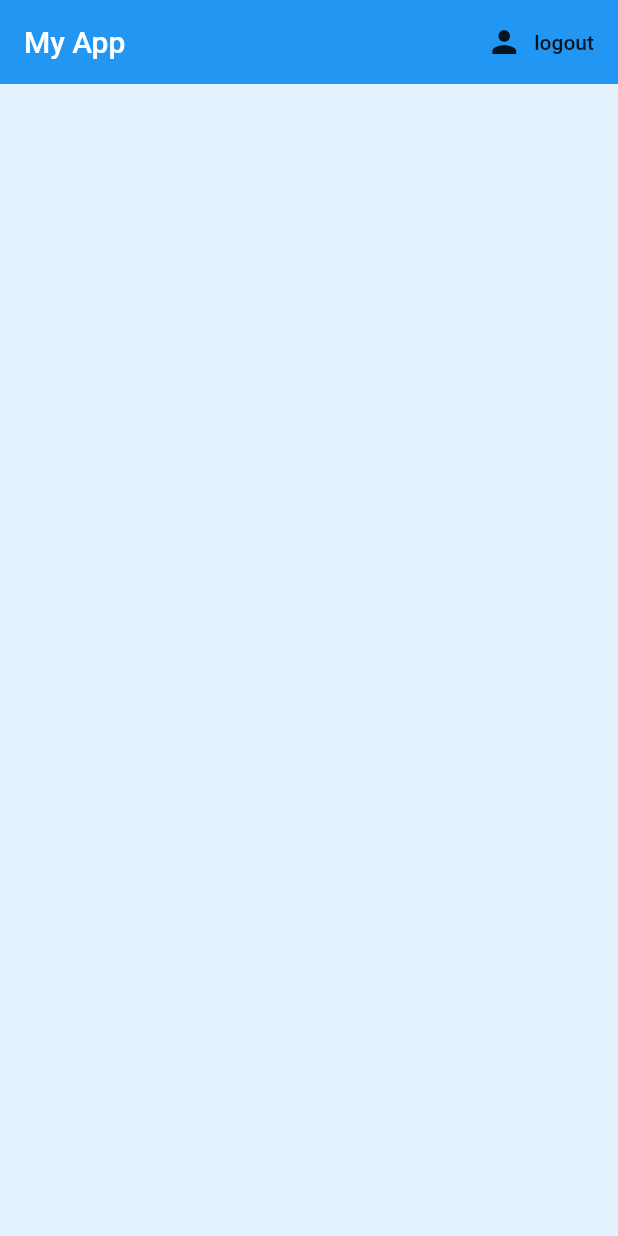
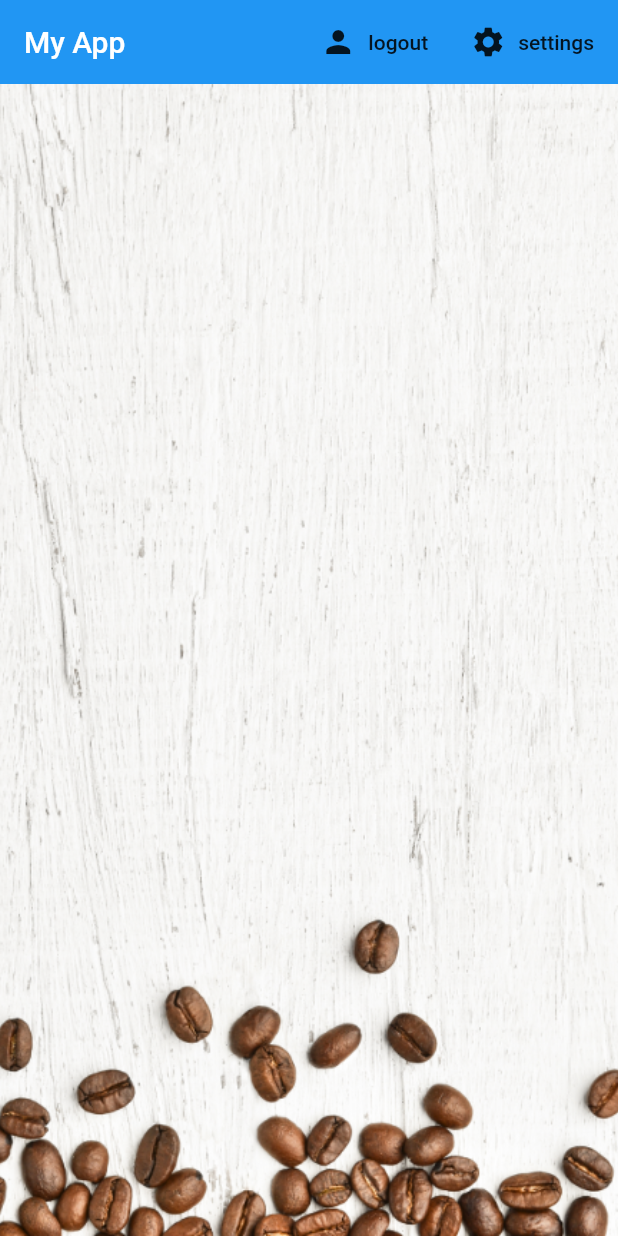
Before and after one commit to arhifisyant/myapp, a Flutter app: the screen it shows once a user with an empty profile is signed in, on a phone screen of 412 x 824 dp. Run offline on Flutter 3.47's test engine with Material 2 defaults, Android fonts, the phone set to English and light mode, and no system bars; our stand-ins replace cloud_firestore, firebase_auth, firebase_core, flutter_spinkit; accounts and stored records are empty.

```diff
--- /dev/null
+++ b/lib/models/brew.dart
@@ -0,0 +1,9 @@
+class Brew{
+  final String name;
+  final String sugars;
+  final int strength;
+
+  Brew({required this.name,required this.sugars,required this.strength});
+
+
+}
--- a/lib/models/user.dart
+++ b/lib/models/user.dart
@@ -1,7 +1,16 @@
 import 'package:firebase_auth/firebase_auth.dart';
 
 class MyUser {
-  final String? uid;
+  final String uid;
 
-  MyUser({this.uid});
+  MyUser({required this.uid});
 }
+
+class UserData{
+  final String uid;
+  final String name;
+  final String sugars;
+  final int strength;
+
+  UserData({required this.uid,required this.sugars, required this.strength, required this.name});
+}
--- /dev/null
+++ b/lib/screens/home/brew_list.dart
@@ -0,0 +1,35 @@
+import 'package:flutter/material.dart';
+import 'package:myapp/models/brew.dart';
+import 'package:provider/provider.dart';
+import 'package:myapp/screens/home/brew_tile.dart';
+
+class BrewList extends StatefulWidget {
+  const BrewList({Key? key}) : super(key: key);
+
+  @override
+  _BrewListState createState() => _BrewListState();
+}
+
+class _BrewListState extends State<BrewList> {
+  @override
+  Widget build(BuildContext context) {
+
+    final brews = Provider.of<List<Brew>>(context);
+    //print(brews!.docs);
+    //for (var doc in  brews!.docs){
+    // print(doc.data());
+    //}
+    brews.forEach((brew) {
+      print(brew.name);
+      print(brew.sugars);
+      print(brew.strength);
+    });
+
+    return ListView.builder(
+        itemCount: brews.length,
+        itemBuilder: (context,index){
+          return BrewTile(brew: brews[index]);
+
+        });
+  }
+}
--- a/lib/screens/home/home.dart
+++ b/lib/screens/home/home.dart
@@ -1,5 +1,12 @@
+import 'package:cloud_firestore/cloud_firestore.dart';
+import 'package:flutter/cupertino.dart';
 import 'package:flutter/material.dart';
+import 'package:myapp/models/brew.dart';
+import 'package:myapp/screens/home/brew_list.dart';
+import 'package:myapp/screens/home/setings_form.dart';
 import 'package:myapp/services/auth.dart';
+import 'package:myapp/services/database.dart';
+import 'package:provider/provider.dart';
 
 class Home extends StatelessWidget {
 //  const Home({Key? key}) : super(key: key);
@@ -8,7 +15,23 @@ class Home extends StatelessWidget {
 
   @override
   Widget build(BuildContext context) {
-    return Scaffold(
+    void _showSettingsPanel(){
+      showModalBottomSheet(context: context, builder: (context){
+        return Container(
+          padding: EdgeInsets.symmetric(vertical:20.0, horizontal: 60.0),
+          child: SettingsForm(),
+        );
+
+      });
+
+    }
+
+
+
+    return StreamProvider<List<Brew>>.value(
+      initialData: [],
+      value: DatabaseService(uid:'').brews,
+      child: Scaffold(
         backgroundColor: Colors.blue[50],
         appBar: AppBar(
           title: Text('My App'),
@@ -22,9 +45,23 @@ class Home extends StatelessWidget {
                 await _auth.signOut();
 
               },
-          )
+            ),
+            FlatButton.icon(
+                icon: Icon(Icons.settings),
+                label: Text('settings'),
+                onPressed: () => _showSettingsPanel()
+            ),
           ],
-      )
+        ),
+      body: Container(
+          decoration: BoxDecoration(
+            image : DecorationImage(
+              image : AssetImage('assets/coffee_bg.png'),
+              fit: BoxFit.cover,
+          ),
+          ),
+          child: BrewList()),
+      ),
     );
   }
 }
--- a/lib/services/auth.dart
+++ b/lib/services/auth.dart
@@ -1,5 +1,6 @@
 import 'package:firebase_auth/firebase_auth.dart';
 import 'package:myapp/models/user.dart';
+import 'package:myapp/services/database.dart';
 
 
 class AuthService{
@@ -51,6 +52,11 @@ class AuthService{
     try{
       UserCredential result = await _auth.createUserWithEmailAndPassword(email: email, password: password);
       User? user = result.user;
+
+      //create a new document for the user with uid
+      await DatabaseService(uid: user!.uid).updateUserData('0', 'new crew member', 100);
+
+
       return _userfromFirebase(user);
     } catch(e){
       print(e.toString());
--- a/pubspec.yaml
+++ b/pubspec.yaml
@@ -37,6 +37,7 @@ dependencies:
   firebase_auth: ^3.2.0
   cloud_firestore: ^3.1.0
   provider: ^6.0.1
+  flutter_spinkit: ^5.1.0
 
 dev_dependencies:
   flutter_test:
@@ -61,8 +62,8 @@ flutter:
   uses-material-design: true
 
   # To add assets to your application, add an assets section, like this:
-  # assets:
-  #   - images/a_dot_burr.jpeg
+  assets:
+  - assets/
   #   - images/a_dot_ham.jpeg
 
   # An image asset can refer to one or more resolution-specific "variants", see
```
Also changed, not shown: lib/screens/authenticate/register.dart (+8 -2 lines), lib/screens/authenticate/sign_in.dart (+9 -3 lines), lib/screens/home/brew_tile.dart (added, +29 -0 lines), lib/screens/home/setings_form.dart (added, +103 -0 lines), lib/services/database.dart (added, +58 -0 lines), lib/shared/loading.dart (added, +18 -0 lines), assets/coffee_bg.png (added), assets/coffee_icon.png (added), pubspec.lock. Lines whose indentation alone changed are shown as unchanged.
